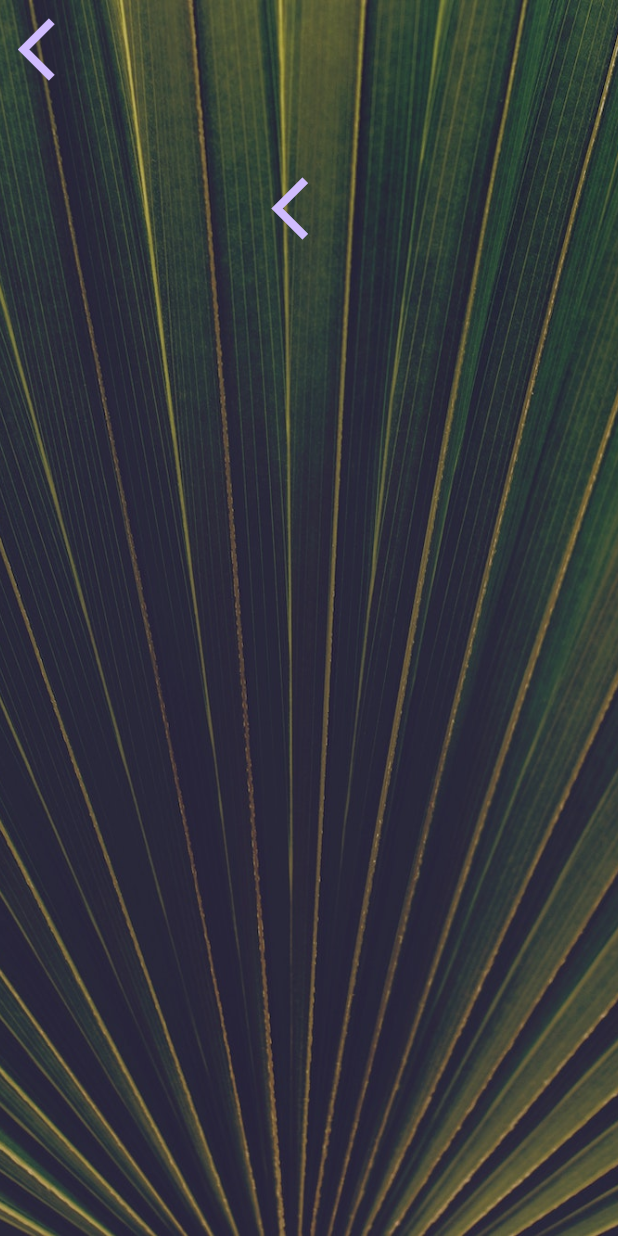
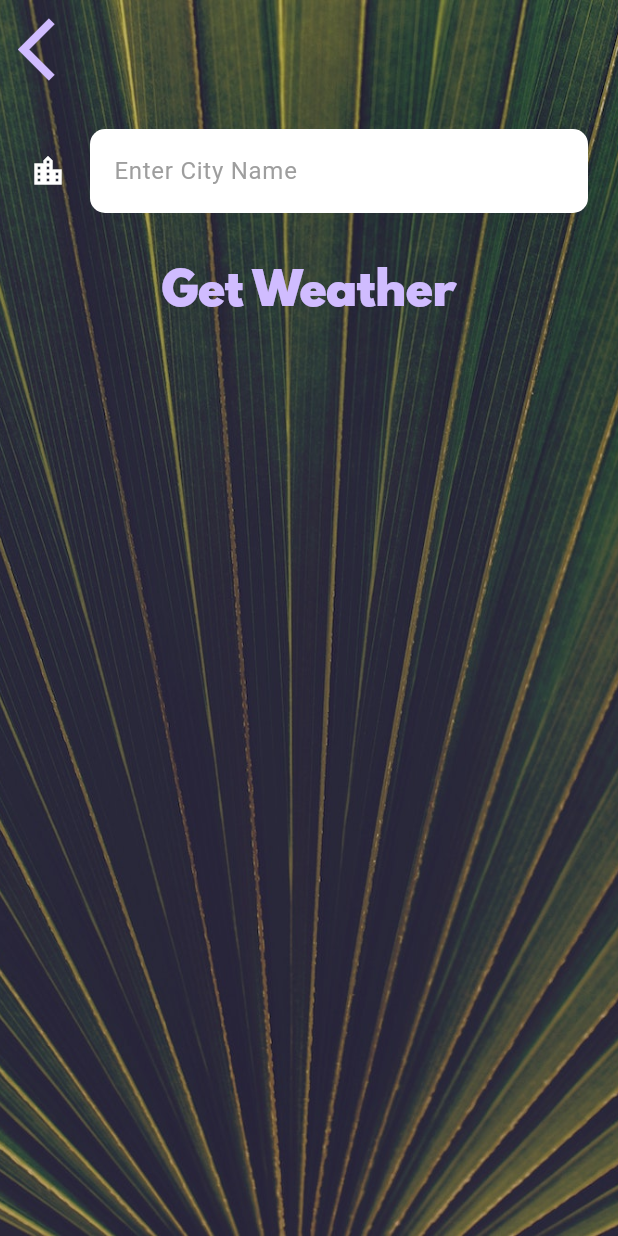
Before and after one commit to Pcode13/Clima_Weather_App, a Flutter app: the CityScreen screen opened directly, on a phone screen of 412 x 824 dp. Run offline on Flutter 3.47's test engine with Material 3 defaults, Android fonts, the phone set to English and light mode, and no system bars; our stand-ins replace flutter_spinkit, geolocator.

Commit message:
Complete code

```diff
--- a/lib/screens/city_screen.dart
+++ b/lib/screens/city_screen.dart
@@ -1,6 +1,6 @@
+import 'package:flutter/material.dart';
 
-import 'package:flutter/material.dart';
-import 'package:clima_weather_app/utilities/constants.dart';
+import '../utilities/constants.dart';
 
 class CityScreen extends StatefulWidget {
   @override
@@ -8,6 +8,8 @@ class CityScreen extends StatefulWidget {
 }
 
 class _CityScreenState extends State<CityScreen> {
+  late String cityName;
+
   @override
   Widget build(BuildContext context) {
     return Scaffold(
@@ -26,23 +28,34 @@ class _CityScreenState extends State<CityScreen> {
                 alignment: Alignment.topLeft,
                 child:
                 TextButton(
-                  onPressed: () {},
+                  onPressed: () {
+                    Navigator.pop(context);
+                  },
                   child: Icon(
                     Icons.arrow_back_ios,
                     size: 50.0,
                   ),
-                )
-
+                ),
               ),
               Container(
                 padding: EdgeInsets.all(20.0),
-                child: null,
+                child: TextField(
+                  style: TextStyle(
+                    color: Colors.black,
+                  ),
+                  decoration: kTextFieldInputDecoration,
+                  onChanged: (value) {
+                    cityName = value;
+                  },
+                ),
               ),
               TextButton(
-                onPressed: () {},
-                child: Icon(
-                  Icons.arrow_back_ios,
-                  size: 50.0,
+                onPressed: () {
+                  Navigator.pop(context, cityName);
+                },
+                child: Text(
+                  'Get Weather',
+                  style: kButtonTextStyle,
                 ),
               ),
             ],
--- a/lib/services/location.dart
+++ b/lib/services/location.dart
@@ -1,3 +1,4 @@
+
 import 'package:geolocator/geolocator.dart';
 
 class Location {
@@ -8,7 +9,7 @@ class Location {
     try {
       Position position = await Geolocator
           .getCurrentPosition(desiredAccuracy: LocationAccuracy.low);
-print(position);
+
       latitude = position.latitude;
       longitude = position.longitude;
     } catch (e) {
--- a/lib/utilities/constants.dart
+++ b/lib/utilities/constants.dart
@@ -15,6 +15,26 @@ const kButtonTextStyle = TextStyle(
   fontFamily: 'Spartan MB',
 );
 
+
 const kConditionTextStyle = TextStyle(
   fontSize: 100.0,
 );
+
+const kTextFieldInputDecoration = InputDecoration(
+  filled: true,
+  fillColor: Colors.white,
+  icon: Icon(
+    Icons.location_city,
+    color: Colors.white,
+  ),
+  hintText: 'Enter City Name',
+  hintStyle: TextStyle(
+    color: Colors.grey,
+  ),
+  border: OutlineInputBorder(
+    borderRadius: BorderRadius.all(
+      Radius.circular(10.0),
+    ),
+    borderSide: BorderSide.none,
+  ),
+);
```
Also changed, not shown: lib/screens/loading_screen.dart (+14 -26 lines), lib/screens/location_screen.dart (+53 -29 lines), lib/services/networking.dart (+8 -6 lines), lib/services/weather.dart (+11 -4 lines).
